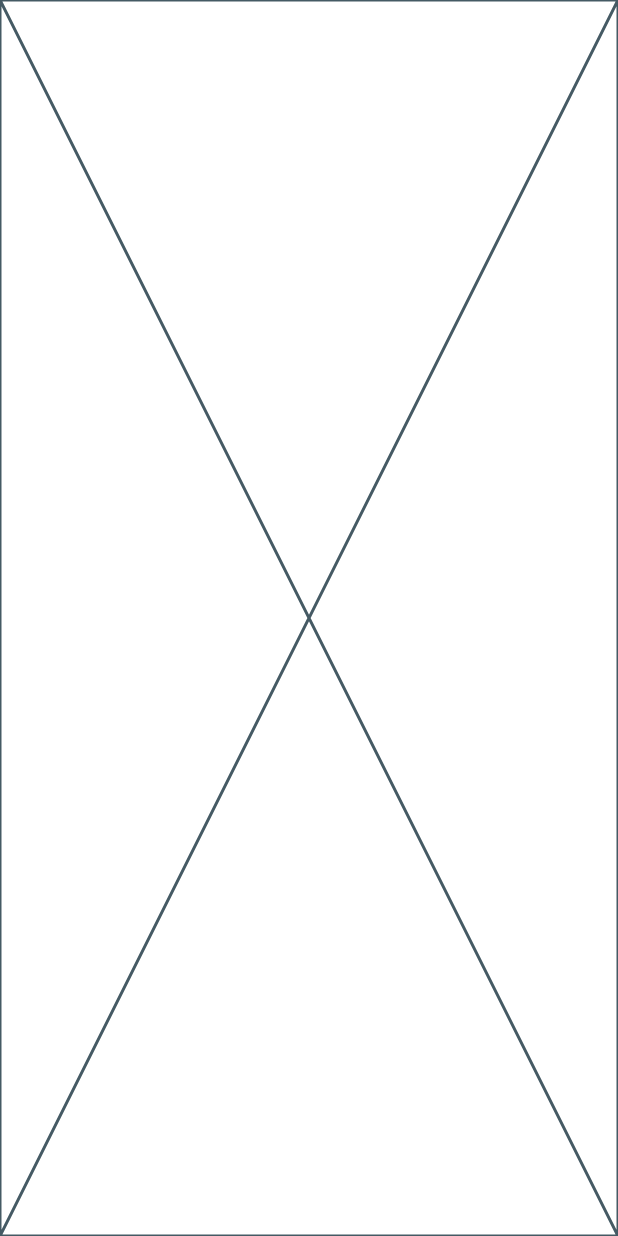
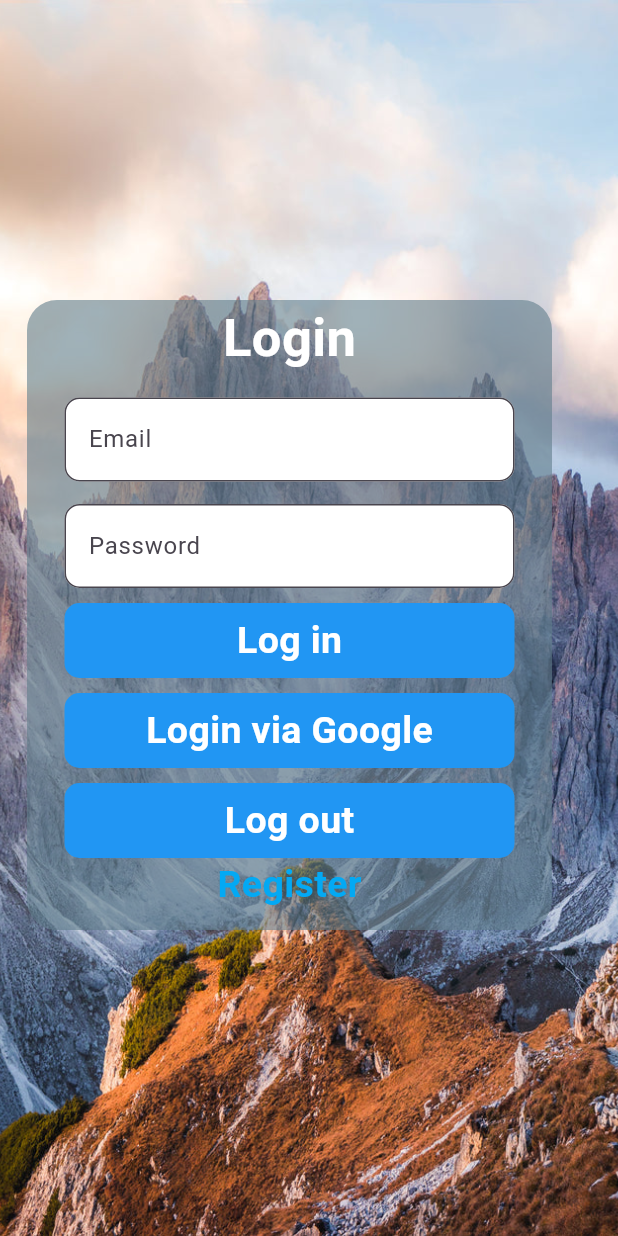
Before and after one commit to chakshit2004h/treckify, a Flutter app: the screen it shows after launch, on a phone screen of 412 x 824 dp. Run offline on Flutter 3.47's test engine with Material 3 defaults, Android fonts, the phone set to English and light mode, and no system bars; our stand-ins replace font_awesome_flutter.

Commit message:
Initial commit

```diff
--- a/lib/pages/login.dart
+++ b/lib/pages/login.dart
@@ -1,4 +1,7 @@
 import 'package:flutter/material.dart';
+import 'package:font_awesome_flutter/font_awesome_flutter.dart';
+import 'package:treckify/pages/home.dart';
+import 'package:treckify/pages/signup.dart';
 
 class Login extends StatefulWidget {
   const Login({super.key});
@@ -10,6 +13,118 @@ class Login extends StatefulWidget {
 class _LoginState extends State<Login> {
   @override
   Widget build(BuildContext context) {
-    return const Placeholder();
+    return Scaffold(
+      body: Stack(
+        children: [
+          Container(
+            width: double.infinity,
+            height: double.infinity,
+            decoration: const BoxDecoration(
+              color: Colors.white,
+              image: DecorationImage(
+                image: AssetImage("assets/images/background.jpg"),
+                fit: BoxFit.cover,
+              ),
+            ),
+          ),
+          Positioned(
+            top: 200,
+            left: 18,
+            child: Container(
+              width: 350,
+              height: 420,
+              decoration: BoxDecoration(
+                color: Colors.blueGrey.withOpacity(0.6),
+                borderRadius: BorderRadius.circular(20),
+              ),
+              child: Column(
+                children: [
+                  const Text("Login",style: TextStyle(fontWeight: FontWeight.bold,color: Colors.white,fontSize: 35),),
+                  const SizedBox(height: 15),
+                  // Email TextField
+                  SizedBox(
+                    width: 300,
+                    child: TextField(
+                      decoration: InputDecoration(
+                        labelText: 'Email',
+                        filled: true,
+                        fillColor: Colors.white,
+                        border: OutlineInputBorder(
+                          borderRadius: BorderRadius.circular(10),
+                        ),
+                      ),
+                    ),
+                  ),
+                  const SizedBox(height: 15),
+                  // Email TextField
+                  SizedBox(
+                    width: 300,
+                    child: TextField(
+                      obscureText: true,
+                      decoration: InputDecoration(
+                        labelText: 'Password',
+                        filled: true,
+                        fillColor: Colors.white,
+                        border: OutlineInputBorder(
+                          borderRadius: BorderRadius.circular(10),
+                        ),
+                      ),
+                    ),
+                  ),
+                  const SizedBox(height: 10,),
+                  Container(
+                    width: 300,
+                    height: 50,
+                    decoration: BoxDecoration(
+                      color: Colors.blue,
+                      borderRadius: BorderRadius.circular(10),
+                    ),
+                    child: const Center(child: Text("Log in",style: TextStyle(fontSize: 25,color: Colors.white,fontWeight: FontWeight.bold),)),
+                  ),
+                  const SizedBox(height: 10,),
+                  GestureDetector(
+                    onTap: (){
+                      Navigator.push(context,MaterialPageRoute(builder: (context) => const Home()));
+                    },
+                    child: Container(
+                      width: 300,
+                      height: 50,
+                      decoration: BoxDecoration(
+                        color: Colors.blue,
+                        borderRadius: BorderRadius.circular(10),
+                      ),
+                      child:  Row(
+                        mainAxisAlignment: MainAxisAlignment.center,
+                        crossAxisAlignment: CrossAxisAlignment.center,
+                        children: [
+                          Text("Login via Google",style: TextStyle(fontSize: 25,color: Colors.white,fontWeight: FontWeight.bold),)
+                        ],
+                      ),
+                    ),
+                  ),
+                  const SizedBox(height: 10,),
+                  Container(
+                    width: 300,
+                    height: 50,
+                    decoration: BoxDecoration(
+                      color: Colors.blue,
+                      borderRadius: BorderRadius.circular(10),
+                    ),
+                    child: const Center(child: Text("Log out",style: TextStyle(fontSize: 25,color: Colors.white,fontWeight: FontWeight.bold),)),
+                  ),
+
+                  GestureDetector(
+                    onTap: (){
+                      Navigator.push(context,MaterialPageRoute(builder: (context) => const Signup()));
+                    },
+                      child: const Text("Register",style: TextStyle(fontWeight: FontWeight.bold,fontSize: 25,color: Colors.lightBlue),))
+
+                ],
+              ),
+            ),
+          ),
+        ],
+      ) ,
+    );
   }
 }
--- a/pubspec.yaml
+++ b/pubspec.yaml
@@ -28,6 +28,7 @@ environment:
 # the latest version available on pub.dev. To see which dependencies have newer
 # versions available, run `flutter pub outdated`.
 dependencies:
+  font_awesome_flutter: ^10.7.0
   flutter:
     sdk: flutter
 
```
Also changed, not shown: pubspec.lock.
